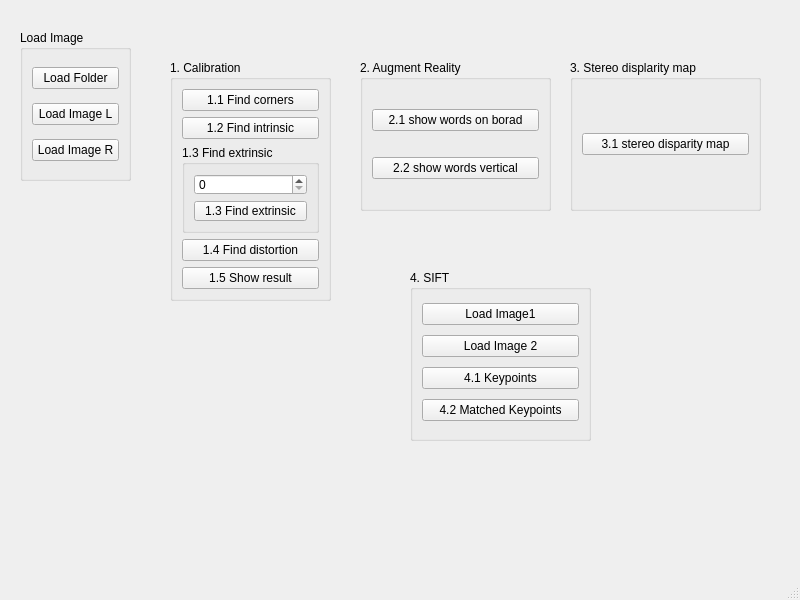
First picture: the form in UI.ui, repository nervouswizard/cvdl_hw1, before the edit.
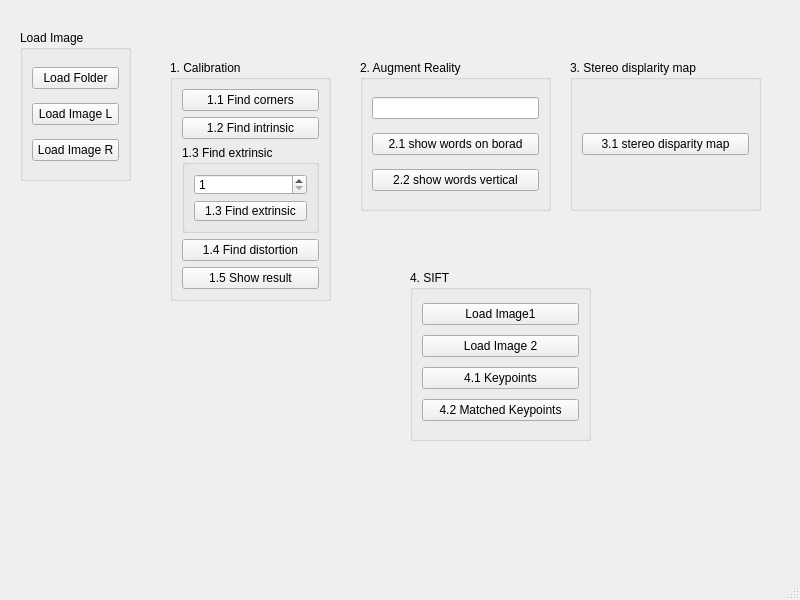
Second picture: the form after the edit.

Commit message: feat: add lineEdit

```diff
--- a/UI.ui
+++ b/UI.ui
@@ -84,7 +84,11 @@
        </property>
        <layout class="QVBoxLayout" name="verticalLayout_3">
         <item>
-         <widget class="QSpinBox" name="find_extrinsic_spinBox"/>
+         <widget class="QSpinBox" name="find_extrinsic_spinBox">
+          <property name="minimum">
+           <number>1</number>
+          </property>
+         </widget>
         </item>
         <item>
          <widget class="QPushButton" name="find_extrinsic_button">
@@ -125,6 +129,13 @@
      <string>2. Augment Reality</string>
     </property>
     <layout class="QVBoxLayout" name="verticalLayout_4">
+     <item>
+      <widget class="QLineEdit" name="word_lineEdit">
+       <property name="text">
+        <string/>
+       </property>
+      </widget>
+     </item>
      <item>
       <widget class="QPushButton" name="show_words_on_borad_button">
        <property name="text">
```
The commit also changes 2 other files.
